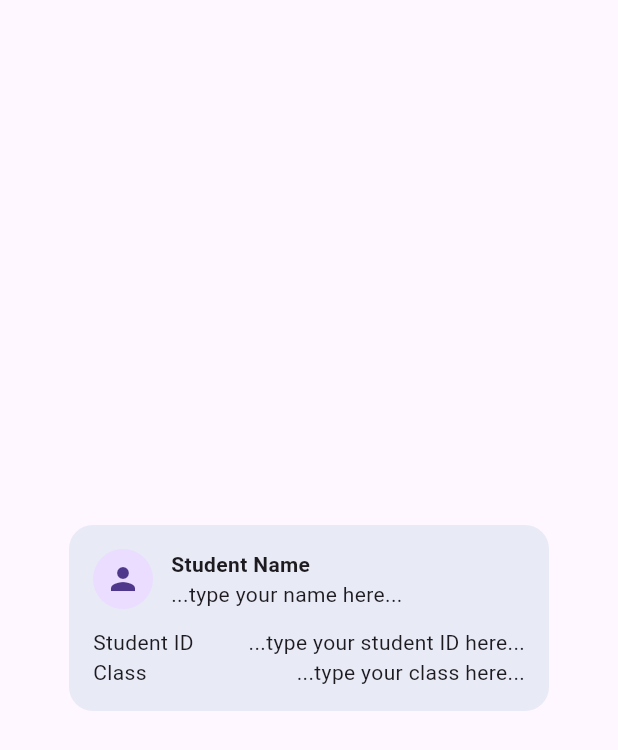
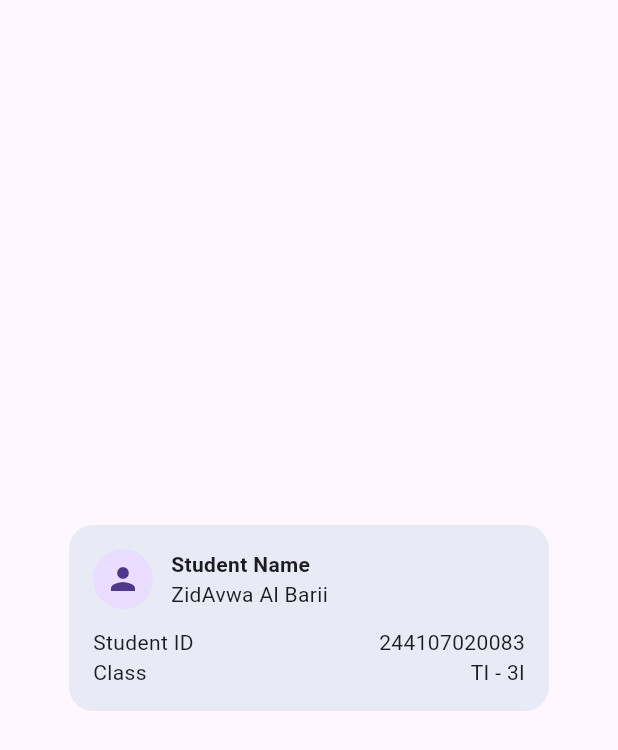
Before and after one commit to ZidAvwa/244107020083-mobile-course, a Flutter app: the screen it shows after launch, on a phone screen of 412 x 824 dp. Shown: the top 750 px of the screen. Run offline on Flutter 3.47's test engine with Material 3 defaults, Android fonts, the phone set to English and light mode, and no system bars.

Commit message:
Second Week : Change Texts name and nim

```diff
--- a/02-week-2-declarative-ui-responsive-design/lib/main.dart
+++ b/02-week-2-declarative-ui-responsive-design/lib/main.dart
@@ -41,7 +41,7 @@ class ProfileCard extends StatelessWidget {
                   children: const [
                     Text('Student Name',
                         style: TextStyle(fontWeight: FontWeight.bold)),
-                    Text('...type your name here...'),
+                    Text('ZidAvwa Al Barii'),
                   ],
                 ),
               ),
@@ -50,11 +50,11 @@ class ProfileCard extends StatelessWidget {
           const SizedBox(height: 12),
           const Row(children: [
             Expanded(child: Text('Student ID')),
-            Text('...type your student ID here...'),
+            Text('244107020083'),
           ]),
           const Row(children: [
             Expanded(child: Text('Class')),
-            Text('...type your class here...'),
+            Text('TI - 3I'),
           ]),
         ],
       ),
```
